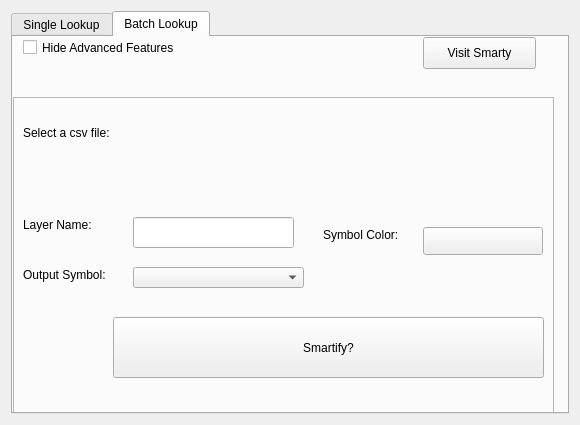
Qt form smarty/smarty_dialog_base.ui (smarty/qgis-plugin) before a commit.
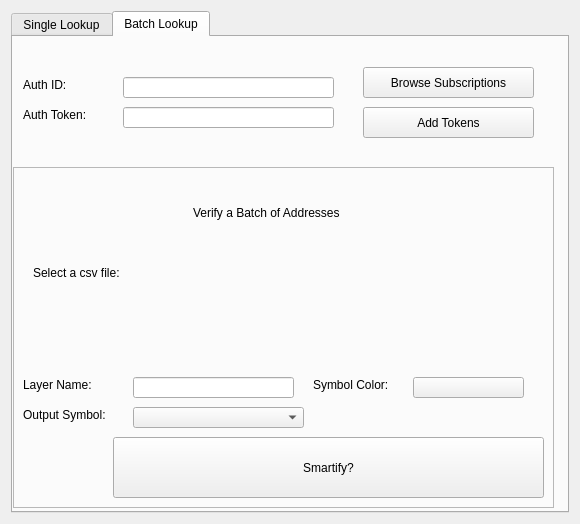
The same form after that commit. The open tabs and pages were chosen to show the change. Custom widgets are drawn as their Qt base class.

Commit message: Added authentication to batch processing

Patch:
```diff
--- a/smarty/smarty_dialog_base.ui
+++ b/smarty/smarty_dialog_base.ui
@@ -7,7 +7,7 @@
     <x>0</x>
     <y>0</y>
     <width>580</width>
-    <height>425</height>
+    <height>524</height>
    </rect>
   </property>
   <property name="windowTitle">
@@ -245,9 +245,9 @@
        <property name="geometry">
         <rect>
          <x>0</x>
-         <y>60</y>
+         <y>130</y>
          <width>541</width>
-         <height>331</height>
+         <height>341</height>
         </rect>
        </property>
        <property name="frameShape">
@@ -259,8 +259,8 @@
        <widget class="QgsFileWidget" name="mQgsFileWidget">
         <property name="geometry">
          <rect>
-          <x>10</x>
-          <y>20</y>
+          <x>20</x>
+          <y>90</y>
           <width>511</width>
           <height>81</height>
          </rect>
@@ -269,8 +269,8 @@
        <widget class="QLabel" name="label">
         <property name="geometry">
          <rect>
-          <x>10</x>
-          <y>20</y>
+          <x>20</x>
+          <y>90</y>
           <width>171</width>
           <height>31</height>
          </rect>
@@ -283,7 +283,7 @@
         <property name="geometry">
          <rect>
           <x>10</x>
-          <y>120</y>
+          <y>210</y>
           <width>101</width>
           <height>16</height>
          </rect>
@@ -296,17 +296,17 @@
         <property name="geometry">
          <rect>
           <x>120</x>
-          <y>120</y>
+          <y>210</y>
           <width>161</width>
-          <height>31</height>
+          <height>21</height>
          </rect>
         </property>
        </widget>
        <widget class="QLabel" name="label_10">
         <property name="geometry">
          <rect>
-          <x>310</x>
-          <y>130</y>
+          <x>300</x>
+          <y>210</y>
           <width>91</width>
           <height>16</height>
          </rect>
@@ -318,10 +318,10 @@
        <widget class="QgsColorButton" name="symbol_color">
         <property name="geometry">
          <rect>
-          <x>410</x>
-          <y>130</y>
-          <width>120</width>
-          <height>28</height>
+          <x>400</x>
+          <y>210</y>
+          <width>111</width>
+          <height>21</height>
          </rect>
         </property>
        </widget>
@@ -329,7 +329,7 @@
         <property name="geometry">
          <rect>
           <x>10</x>
-          <y>170</y>
+          <y>240</y>
           <width>101</width>
           <height>16</height>
          </rect>
@@ -342,7 +342,7 @@
         <property name="geometry">
          <rect>
           <x>120</x>
-          <y>170</y>
+          <y>240</y>
           <width>171</width>
           <height>21</height>
          </rect>
@@ -352,7 +352,7 @@
         <property name="geometry">
          <rect>
           <x>100</x>
-          <y>220</y>
+          <y>270</y>
           <width>431</width>
           <height>61</height>
          </rect>
@@ -361,31 +361,103 @@
          <string>Smartify?</string>
         </property>
        </widget>
-      </widget>
-      <widget class="QCheckBox" name="hide_features">
-       <property name="geometry">
-        <rect>
-         <x>10</x>
-         <y>0</y>
-         <width>181</width>
-         <height>21</height>
-        </rect>
-       </property>
-       <property name="text">
-        <string>Hide Advanced Features</string>
-       </property>
+       <widget class="QLabel" name="label_4">
+        <property name="geometry">
+         <rect>
+          <x>180</x>
+          <y>30</y>
+          <width>171</width>
+          <height>31</height>
+         </rect>
+        </property>
+        <property name="text">
+         <string>Verify a Batch of Addresses</string>
+        </property>
+       </widget>
       </widget>
       <widget class="QPushButton" name="smarty_link">
        <property name="geometry">
         <rect>
-         <x>410</x>
-         <y>0</y>
-         <width>113</width>
-         <height>32</height>
+         <x>350</x>
+         <y>30</y>
+         <width>171</width>
+         <height>31</height>
         </rect>
        </property>
        <property name="text">
-        <string>Visit Smarty</string>
+        <string>Browse Subscriptions</string>
+       </property>
+      </widget>
+      <widget class="QLabel" name="label_15">
+       <property name="geometry">
+        <rect>
+         <x>20</x>
+         <y>40</y>
+         <width>101</width>
+         <height>16</height>
+        </rect>
+       </property>
+       <property name="text">
+        <string/>
+       </property>
+      </widget>
+      <widget class="QLineEdit" name="auth_id">
+       <property name="geometry">
+        <rect>
+         <x>110</x>
+         <y>40</y>
+         <width>211</width>
+         <height>21</height>
+        </rect>
+       </property>
+      </widget>
+      <widget class="QLineEdit" name="auth_token">
+       <property name="geometry">
+        <rect>
+         <x>110</x>
+         <y>70</y>
+         <width>211</width>
+         <height>21</height>
+        </rect>
+       </property>
+      </widget>
+      <widget class="QLabel" name="label_16">
+       <property name="geometry">
+        <rect>
+         <x>10</x>
+         <y>40</y>
+         <width>60</width>
+         <height>16</height>
+        </rect>
+       </property>
+       <property name="text">
+        <string>Auth ID:</string>
+       </property>
+      </widget>
+      <widget class="QLabel" name="label_17">
+       <property name="geometry">
+        <rect>
+         <x>10</x>
+         <y>70</y>
+         <width>81</width>
+         <height>16</height>
+        </rect>
+       </property>
+       <property name="text">
+        <string>Auth Token:</string>
+       </property>
+      </widget>
+      <widget class="QPushButton" name="add_tokens">
+       <property name="geometry">
+        <rect>
+         <x>350</x>
+         <y>70</y>
+         <width>171</width>
+         <height>31</height>
+        </rect>
+       </property>
+       <property name="text">
+        <string>Add Tokens</string>
        </property>
       </widget>
      </widget>
```
Left out of the diff: 45 changed lines with no effect on the pictures. The commit also changes 2 other files.
